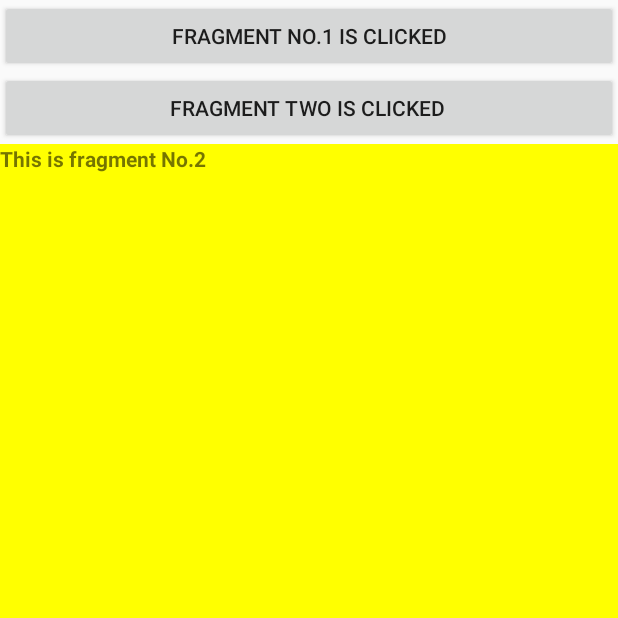
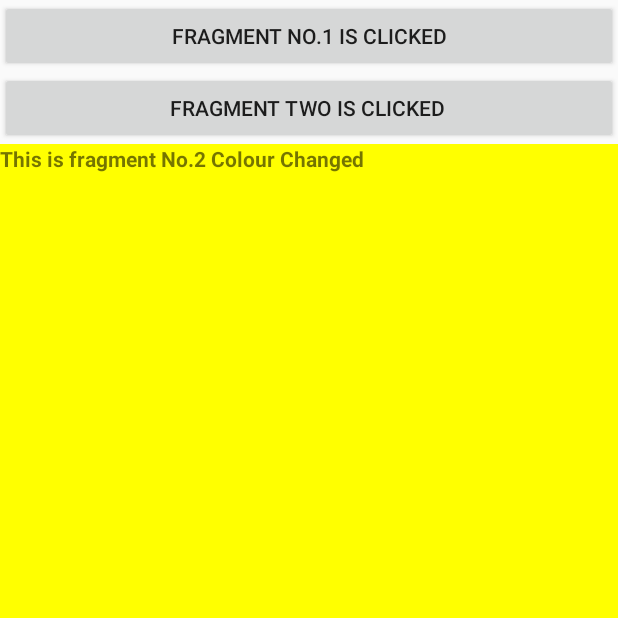
Before and after one commit to mvgharre/assignment12, an Android app: the screen it shows after launch (MainActivity), after a tap on "FRAGMENT TWO IS CLICKED", on a phone screen of 412 x 824 dp, the top half of it. Run offline under Robolectric (Android 15) with nearby library versions, the phone set to English and light mode, and no system bars.

Commit message:
first commit

```diff
--- a/app/src/main/res/layout/fragment_two.xml
+++ b/app/src/main/res/layout/fragment_two.xml
@@ -9,7 +9,7 @@
         android:id="@+id/textView2"
         android:layout_width="match_parent"
         android:layout_height="match_parent"
-        android:text="This is fragment No.2"
+        android:text="This is fragment No.2 Colour Changed"
         android:textStyle="bold" />
 
 </LinearLayout>
```
